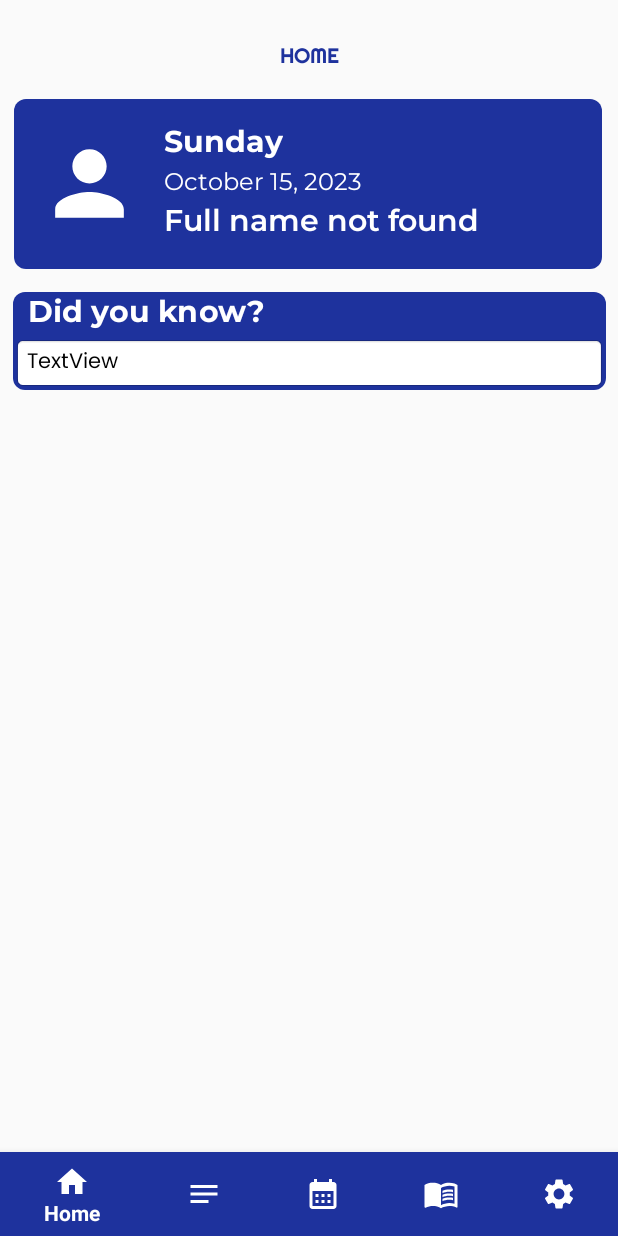
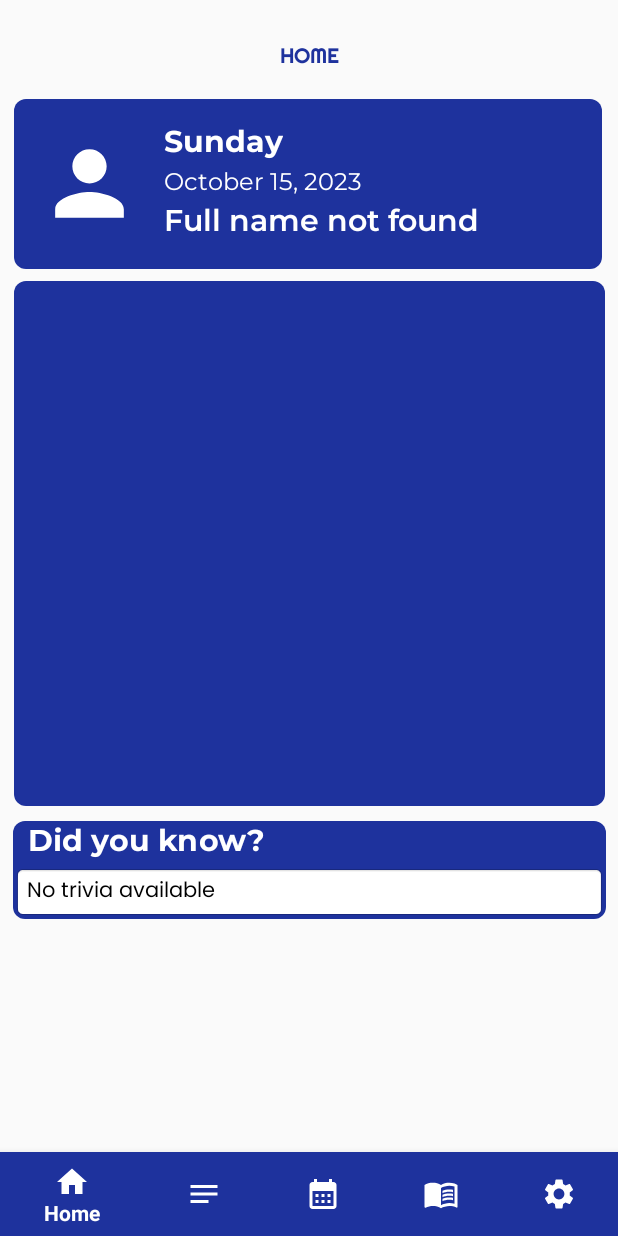
Before and after one commit to nkkdstrj/RC-Student-Diary, an Android app: the screen it shows after launch once a user with an empty profile is signed in (MainActivity), on a phone screen of 412 x 824 dp. Run offline under Robolectric (Android 15) with nearby library versions, the phone set to English and light mode, and no system bars; our stand-ins replace Firebase (no records; nobody signed in at launch, a user with empty details on screens opened directly).

Commit message:
BETA APP COMMIT

```diff
--- a/app/build.gradle
+++ b/app/build.gradle
@@ -37,6 +37,7 @@ android {
 
 dependencies {
 
+    implementation 'androidx.cardview:cardview:1.0.0'
     implementation 'androidx.appcompat:appcompat:1.6.1'
     implementation 'com.google.android.material:material:1.9.0'
     implementation 'androidx.constraintlayout:constraintlayout:2.1.4'
--- a/app/src/main/java/com/rcdiarycollegedept/rcstudentdiary/HomeFragment.java
+++ b/app/src/main/java/com/rcdiarycollegedept/rcstudentdiary/HomeFragment.java
@@ -4,33 +4,29 @@ import android.os.Bundle;
 import android.view.LayoutInflater;
 import android.view.View;
 import android.view.ViewGroup;
+import android.widget.ProgressBar;
 import android.widget.TextView;
 import androidx.annotation.NonNull;
 import androidx.annotation.Nullable;
 import androidx.fragment.app.Fragment;
+import androidx.recyclerview.widget.LinearLayoutManager;
+import androidx.recyclerview.widget.RecyclerView;
 import com.google.firebase.auth.FirebaseAuth;
 import com.google.firebase.auth.FirebaseUser;
-import com.google.firebase.database.DataSnapshot;
-import com.google.firebase.database.DatabaseError;
-import com.google.firebase.database.DatabaseReference;
-import com.google.firebase.database.FirebaseDatabase;
-import com.google.firebase.database.ValueEventListener;
+import com.google.firebase.database.*;
+import java.text.ParseException;
 import java.text.SimpleDateFormat;
-import java.util.ArrayList;
-import java.util.Calendar;
-import java.util.List;
-import java.util.Locale;
-import java.util.Random;
+import java.util.*;
+import java.util.concurrent.ThreadLocalRandom;
 
 public class HomeFragment extends Fragment {
 
-    private TextView NameTextView;
-    private TextView dayTextView;
-    private TextView dateTextView;
-    private TextView triviaText;
-    private DatabaseReference databaseReference;
-    private DatabaseReference triviaReference;
-
+    private TextView nameTextView, dayTextView, dateTextView, triviaText;
+    private ProgressBar nameProgressBar, dayProgressBar, dateProgressBar, triviaProgressBar;
+    private DatabaseReference databaseReference, triviaReference;
+    private RecyclerView publicReminderRecyclerView;
+    private PublicReminderAdapter publicReminderAdapter;
+    private List<PublicReminder> publicReminderList = new ArrayList<>();
     private List<Integer> usedTriviaIndices = new ArrayList<>();
     private int totalTriviaItems = 0;
 
@@ -38,96 +34,131 @@ public class HomeFragment extends Fragment {
     @Override
     public View onCreateView(@NonNull LayoutInflater inflater, @Nullable ViewGroup container, @Nullable Bundle savedInstanceState) {
         View rootView = inflater.inflate(R.layout.fragment_home, container, false);
-        NameTextView = rootView.findViewById(R.id.NameTextView);
+        initializeViews(rootView);
+        setDayAndDate();
+        fetchDataFromFirebase();
+        fetchPublicRemindersFromFirebase();
+        fetchTotalTriviaItemsCount();
+        return rootView;
+    }
+
+    private void initializeViews(View rootView) {
+        nameTextView = rootView.findViewById(R.id.NameTextView);
         dayTextView = rootView.findViewById(R.id.dayTextView);
         dateTextView = rootView.findViewById(R.id.dateTextView);
         triviaText = rootView.findViewById(R.id.triviaText);
 
-        // Get the reference to the Firebase Realtime Database node for FullName
-        databaseReference = FirebaseDatabase.getInstance().getReference().child("Users").child(getUserStudentNumber()).child("FullName");
+        // Progress bars for each TextView
+        nameProgressBar = rootView.findViewById(R.id.nameProgressBar);
+        dayProgressBar = rootView.findViewById(R.id.dayProgressBar);
+        dateProgressBar = rootView.findViewById(R.id.dateProgressBar);
+        triviaProgressBar = rootView.findViewById(R.id.triviaProgressBar2);
 
-        // Get the reference to the Firebase Realtime Database node for Trivia
-        triviaReference = FirebaseDatabase.getInstance().getReference().child("Trivia");
+        // Set the initial visibility of progress bars to "GONE"
+        nameProgressBar.setVisibility(View.GONE);
+        dayProgressBar.setVisibility(View.GONE);
+        dateProgressBar.setVisibility(View.GONE);
+        triviaProgressBar.setVisibility(View.GONE);
 
-        // Fetch the total number of trivia items
-        fetchTotalTriviaItemsCount();
-
-        // Call the method to retrieve data from the database
-        fetchDataFromFirebase();
-
-        // Set the current day and date
-        setDayTextView();
-        setDateTextView();
-
-        return rootView;
+        publicReminderRecyclerView = rootView.findViewById(R.id.publicReminder);
+        publicReminderRecyclerView.setLayoutManager(new LinearLayoutManager(requireContext()));
+        // Pass the context and the publicReminderList to the adapter
+        publicReminderAdapter = new PublicReminderAdapter(requireContext(), publicReminderList);
+        publicReminderRecyclerView.setAdapter(publicReminderAdapter);
     }
 
-    private void setDayTextView() {
+    private void setDayAndDate() {
+        SimpleDateFormat dayFormat = new SimpleDateFormat("EEEE", Locale.getDefault());
+        SimpleDateFormat dateFormat = new SimpleDateFormat("MMMM d, yyyy", Locale.getDefault());
         Calendar calendar = Calendar.getInstance();
-        SimpleDateFormat dateFormat = new SimpleDateFormat("EEEE", Locale.getDefault());
-        String dayOfWeek = dateFormat.format(calendar.getTime());
-        dayTextView.setText(dayOfWeek);
-    }
-
-    private void setDateTextView() {
-        Calendar calendar = Calendar.getInstance();
-        SimpleDateFormat dateFormat = new SimpleDateFormat("MMMM d, yyyy", Locale.getDefault());
-        String formattedDate = dateFormat.format(calendar.getTime());
-        dateTextView.setText(formattedDate);
-    }
-
-    private String getUserStudentNumber() {
-        FirebaseUser user = FirebaseAuth.getInstance().getCurrentUser();
-        if (user != null) {
-            String email = user.getEmail();
-            // Extract student number from the email address (assuming it's in the format "studentnumber@example.com")
-            return email != null ? email.split("@")[0] : "";
-        }
-        return "";
+        dayTextView.setText(dayFormat.format(calendar.getTime()));
+        dateTextView.setText(dateFormat.format(calendar.getTime()));
     }
 
     private void fetchDataFromFirebase() {
-        // Read data from the Firebase database
-        databaseReference.addValueEventListener(new ValueEventListener() {
+        FirebaseUser user = FirebaseAuth.getInstance().getCurrentUser();
+        String userStudentNumber = (user != null) ? user.getEmail().split("@")[0] : "";
+        DatabaseReference userReference = FirebaseDatabase.getInstance().getReference().child("Users")
+                .child(userStudentNumber)
+                .child("FullName");
+
+        // Show the progress bar for the nameTextView and hide the TextView
+        nameProgressBar.setVisibility(View.VISIBLE);
+        nameTextView.setVisibility(View.GONE);
+
+        userReference.addValueEventListener(new ValueEventListener() {
             @Override
             public void onDataChange(@NonNull DataSnapshot dataSnapshot) {
-                if (dataSnapshot.exists()) {
-                    String fullName = dataSnapshot.getValue(String.class);
-                    // Update the TextView with the retrieved data
-                    NameTextView.setText(fullName);
-                } else {
-                    // Handle the case where FullName doesn't exist in the database
-                    NameTextView.setText("Full name not found");
-                }
+                String fullName = (dataSnapshot.exists()) ? dataSnapshot.getValue(String.class) : "Full name not found";
+                nameTextView.setText(fullName);
+                nameProgressBar.setVisibility(View.GONE); // Hide the progress bar
+                nameTextView.setVisibility(View.VISIBLE); // Show the TextView
             }
 
             @Override
             public void onCancelled(@NonNull DatabaseError databaseError) {
-                // Handle the error if the data retrieval is canceled
-                NameTextView.setText("Error fetching data");
+                nameTextView.setText("Error fetching data");
+                nameProgressBar.setVisibility(View.GONE); // Hide the progress bar
+                nameTextView.setVisibility(View.VISIBLE); // Show the TextView
+            }
+        });
+    }
+
+    private void fetchPublicRemindersFromFirebase() {
+        DatabaseReference publicRemindersRef = FirebaseDatabase.getInstance().getReference().child("PublicReminders");
+
+        // Show the progress bar for the dayTextView and hide the TextView
+        dayProgressBar.setVisibility(View.VISIBLE);
+        dayTextView.setVisibility(View.GONE);
+
+        publicRemindersRef.addValueEventListener(new ValueEventListener() {
+            @Override
+            public void onDataChange(@NonNull DataSnapshot dataSnapshot) {
+                dayProgressBar.setVisibility(View.GONE); // Hide the progress bar
+                dayTextView.setVisibility(View.VISIBLE); // Show the TextView
+
+                publicReminderList.clear();
+                for (DataSnapshot reminderSnapshot : dataSnapshot.getChildren()) {
+                    for (DataSnapshot eventSnapshot : reminderSnapshot.getChildren()) {
+                        PublicReminder publicReminder = eventSnapshot.getValue(PublicReminder.class);
+
+                        if (publicReminder != null) {
+                            // Parse the date from the key into a Date object
+                            SimpleDateFormat dateFormat = new SimpleDateFormat("yyyyMMdd", Locale.getDefault());
+                            try {
+                                Date date = dateFormat.parse(eventSnapshot.getKey());
+                                publicReminder.setDate(date);
+                                publicReminderList.add(publicReminder);
+                            } catch (ParseException e) {
+                                e.printStackTrace();
+                            }
+                        }
+                    }
+                }
+                publicReminderAdapter.notifyDataSetChanged();
+            }
+
+            @Override
+            public void onCancelled(@NonNull DatabaseError databaseError) {
+                // Handle errors
+                dayProgressBar.setVisibility(View.GONE); // Hide the progress bar
+                dayTextView.setVisibility(View.VISIBLE); // Show the TextView
             }
         });
     }
 
     private void fetchTotalTriviaItemsCount() {
+        triviaReference = FirebaseDatabase.getInstance().getReference().child("Trivia");
         triviaReference.addListenerForSingleValueEvent(new ValueEventListener() {
             @Override
             public void onDataChange(@NonNull DataSnapshot dataSnapshot) {
-                if (dataSnapshot.exists()) {
-                    // Calculate the total number of trivia items in the database
-                    totalTriviaItems = (int) dataSnapshot.getChildrenCount();
-
-                    // Now, you have the correct totalTriviaItems count
-                    // Fetch and display random trivia after getting the count
-                    fetchRandomTrivia();
-                }
+                totalTriviaItems = (dataSnapshot.exists()) ? (int) dataSnapshot.getChildrenCount() : 0;
+                fetchRandomTrivia();
             }
 
             @Override
             public void onCancelled(@NonNull DatabaseError databaseError) {
-                // Handle the error if the data retrieval is canceled
-                totalTriviaItems = 0; // Set to 0 in case of an error
-                // Fetch and display random trivia with a count of 0
+                totalTriviaItems = 0;
                 fetchRandomTrivia();
             }
         });
@@ -135,49 +166,48 @@ public class HomeFragment extends Fragment {
 
     private void fetchRandomTrivia() {
         if (usedTriviaIndices.size() == totalTriviaItems) {
-            // All trivia items have been displayed, reset the usedTriviaIndices
             usedTriviaIndices.clear();
         }
 
-        // Generate a random index for a trivia item
         int randomIndex;
         if (totalTriviaItems > 0) {
             do {
-                randomIndex = new Random().nextInt(totalTriviaItems);
+                randomIndex = ThreadLocalRandom.current().nextInt(totalTriviaItems);
             } while (usedTriviaIndices.contains(randomIndex));
         } else {
-            randomIndex = -1; // No trivia items available
+            randomIndex = -1;
         }
 
         if (randomIndex != -1) {
-            // Mark the index as used
             usedTriviaIndices.add(randomIndex);
 
-            // Construct the key for the selected trivia item (e.g., "T1", "T2", ...)
-            String triviaKey = "T" + (randomIndex + 1); // Adding 1 to convert to 1-based index
+            String triviaKey = "T" + (randomIndex + 1);
+            DatabaseReference randomTriviaReference = triviaReference.child(triviaKey);
 
-            // Fetch the selected trivia item from the database
-            triviaReference.child(triviaKey).addListenerForSingleValueEvent(new ValueEventListener() {
+            // Show the progress bar for the triviaText and hide the TextView
+            triviaProgressBar.setVisibility(View.VISIBLE);
+            triviaText.setVisibility(View.GONE);
+
+            randomTriviaReference.addListenerForSingleValueEvent(new ValueEventListener() {
                 @Override
                 public void onDataChange(@NonNull DataSnapshot dataSnapshot) {
-                    if (dataSnapshot.exists()) {
-                        // Retrieve the trivia content from the dataSnapshot
-                        String triviaContent = dataSnapshot.child("titleContent").getValue(String.class);
-
-                        // Update the TextView with the retrieved trivia content
-                        triviaText.setText(triviaContent);
-                    }
+                    String triviaContent = (dataSnapshot.exists()) ? dataSnapshot.child("titleContent").getValue(String.class) : "Error fetching trivia";
+                    triviaText.setText(triviaContent);
+                    triviaProgressBar.setVisibility(View.GONE); // Hide the progress bar
+                    triviaText.setVisibility(View.VISIBLE); // Show the TextView
                 }
 
                 @Override
                 public void onCancelled(@NonNull DatabaseError databaseError) {
-                    // Handle the error if the data retrieval is canceled
                     triviaText.setText("Error fetching trivia");
+                    triviaProgressBar.setVisibility(View.GONE); // Hide the progress bar
+                    triviaText.setVisibility(View.VISIBLE); // Show the TextView
                 }
             });
         } else {
-            // Handle the case where there are no trivia items
             triviaText.setText("No trivia available");
+            triviaProgressBar.setVisibility(View.GONE); // Hide the progress bar
+            triviaText.setVisibility(View.VISIBLE); // Show the TextView
         }
     }
 }
--- a/app/src/main/res/layout/fragment_calendar.xml
+++ b/app/src/main/res/layout/fragment_calendar.xml
@@ -49,7 +49,7 @@
 
     <androidx.recyclerview.widget.RecyclerView
         android:id="@+id/recyclerView"
-        android:layout_width="409dp"
+        android:layout_width="395dp"
         android:layout_height="259dp"
         android:background="@drawable/rounded_shadow_background"
         app:layout_constraintEnd_toEndOf="parent"
--- a/app/src/main/res/layout/fragment_home.xml
+++ b/app/src/main/res/layout/fragment_home.xml
@@ -1,11 +1,14 @@
 <?xml version="1.0" encoding="utf-8"?>
-<androidx.constraintlayout.widget.ConstraintLayout
-    xmlns:android="http://schemas.android.com/apk/res/android"
+<ScrollView xmlns:android="http://schemas.android.com/apk/res/android"
     xmlns:app="http://schemas.android.com/apk/res-auto"
     xmlns:tools="http://schemas.android.com/tools"
     android:layout_width="match_parent"
     android:layout_height="match_parent"
     tools:context=".HomeFragment">
+
+    <androidx.constraintlayout.widget.ConstraintLayout
+        android:layout_width="match_parent"
+        android:layout_height="wrap_content">
 
         <TextView
             android:id="@+id/textView4"
@@ -38,8 +41,8 @@
                 android:layout_height="94dp"
                 android:layout_gravity="center_vertical"
                 android:layout_marginStart="16dp"
+                android:paddingEnd="15dp"
                 android:src="@drawable/baseline_person_24"
-            android:paddingEnd="15dp"
                 app:tint="@color/white" />
 
             <LinearLayout
@@ -49,15 +52,29 @@
                 android:layout_weight="1"
                 android:orientation="vertical">
 
+                <ProgressBar
+                    android:id="@+id/dayProgressBar"
+                    style="@style/Widget.AppCompat.ProgressBar.Horizontal"
+                    android:layout_width="match_parent"
+                    android:layout_height="wrap_content"
+                    android:visibility="gone" />
+
                 <TextView
                     android:id="@+id/dayTextView"
                     android:layout_width="wrap_content"
                     android:layout_height="wrap_content"
                     android:layout_marginTop="8dp"
                     android:fontFamily="@font/montserrat_bold"
-
+                    android:text="TextView"
                     android:textColor="@color/white"
                     android:textSize="20sp" />
+
+                <ProgressBar
+                    android:id="@+id/dateProgressBar"
+                    style="@style/Widget.AppCompat.ProgressBar.Horizontal"
+                    android:layout_width="match_parent"
+                    android:layout_height="wrap_content"
+                    android:visibility="gone" />
 
                 <TextView
                     android:id="@+id/dateTextView"
@@ -67,6 +84,13 @@
                     android:text="TextView"
                     android:textColor="@color/white"
                     android:textSize="16sp" />
+
+                <ProgressBar
+                    android:id="@+id/nameProgressBar"
+                    style="@style/Widget.AppCompat.ProgressBar.Horizontal"
+                    android:layout_width="match_parent"
+                    android:layout_height="wrap_content"
+                    android:visibility="gone" />
 
                 <TextView
                     android:id="@+id/NameTextView"
@@ -80,18 +104,32 @@
             </LinearLayout>
         </LinearLayout>
 
+        <androidx.recyclerview.widget.RecyclerView
+            android:id="@+id/publicReminder"
+            android:layout_width="394dp"
+            android:layout_height="350dp"
+            android:layout_marginTop="8dp"
+            android:background="@drawable/rounded_shadow_background"
+            app:layout_constraintEnd_toEndOf="parent"
+            app:layout_constraintHorizontal_bias="0.529"
+            app:layout_constraintStart_toStartOf="parent"
+            app:layout_constraintTop_toBottomOf="@+id/linearLayout2">
+
+        </androidx.recyclerview.widget.RecyclerView>
+
         <LinearLayout
+            android:id="@+id/linearLayout"
             android:layout_width="395dp"
             android:layout_height="wrap_content"
-    android:layout_marginTop="15dp"
+            android:layout_marginTop="10dp"
             android:background="@drawable/rounded_shadow_background"
             android:orientation="vertical"
             app:layout_constraintEnd_toEndOf="parent"
             app:layout_constraintStart_toStartOf="parent"
-    app:layout_constraintTop_toBottomOf="@+id/linearLayout2">
+            app:layout_constraintTop_toBottomOf="@+id/publicReminder" >
 
             <TextView
-        android:id="@+id/textView8"
+                android:id="@+id/textView9"
                 android:layout_width="match_parent"
                 android:layout_height="wrap_content"
                 android:fontFamily="@font/montserrat_bold"
@@ -99,6 +137,13 @@
                 android:text="Did you know?"
                 android:textColor="@color/white"
                 android:textSize="20sp" />
+
+            <ProgressBar
+                android:id="@+id/triviaProgressBar2"
+                style="@style/Widget.AppCompat.ProgressBar.Horizontal"
+                android:layout_width="match_parent"
+                android:layout_height="wrap_content"
+                android:visibility="gone" />
 
             <TextView
                 android:id="@+id/triviaText"
@@ -110,3 +155,4 @@
                 android:textColor="@color/black" />
         </LinearLayout>
     </androidx.constraintlayout.widget.ConstraintLayout>
+</ScrollView>
```
Also changed, not shown: app/src/main/java/com/rcdiarycollegedept/rcstudentdiary/PublicReminder.java (added, +53 -0 lines), app/src/main/java/com/rcdiarycollegedept/rcstudentdiary/PublicReminderAdapter.java (added, +100 -0 lines), app/src/main/res/layout/public_reminder_info_dialog.xml (added, +49 -0 lines), app/src/main/res/layout/public_reminder_item.xml (added, +65 -0 lines). Lines whose indentation alone changed are shown as unchanged.
